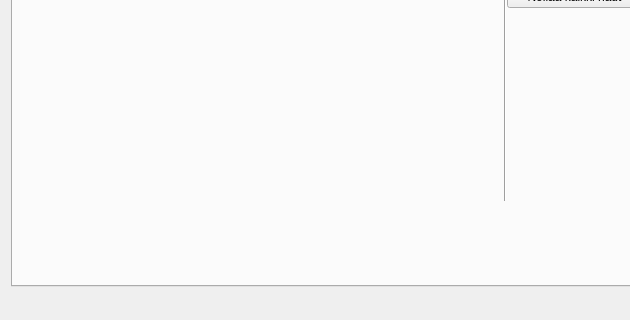
This is App/UI/finlandia.ui in vikidi/Finlandia-Hiihto-Visual as Qt 5 draws it before an edit; both pictures show x 0 to 630 and y 507 to 827 of the 1280 by 827 pixel window. The edited form follows.
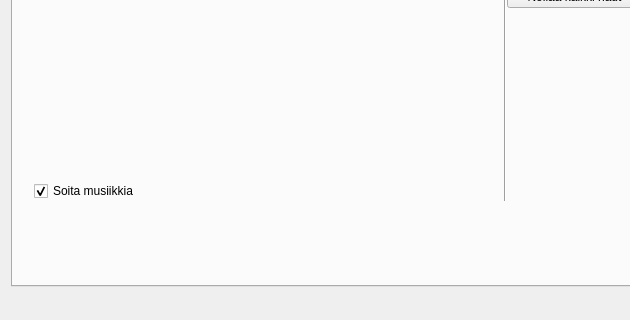
This is the edited form. Custom widgets are drawn as their Qt base class.

Commit message: Moved music player to finlandiaUI, dank music

Patch:
```diff
--- a/App/UI/finlandia.ui
+++ b/App/UI/finlandia.ui
@@ -1141,6 +1141,16 @@
              </item>
             </layout>
            </item>
+           <item row="27" column="2">
+            <widget class="QCheckBox" name="MusicCheckbox">
+             <property name="text">
+              <string>Soita musiikkia</string>
+             </property>
+             <property name="checked">
+              <bool>true</bool>
+             </property>
+            </widget>
+           </item>
           </layout>
          </item>
          <item row="1" column="3">
```
Left out of the diff: 198 changed lines with no effect on the pictures. The commit also changes 7 other files.
